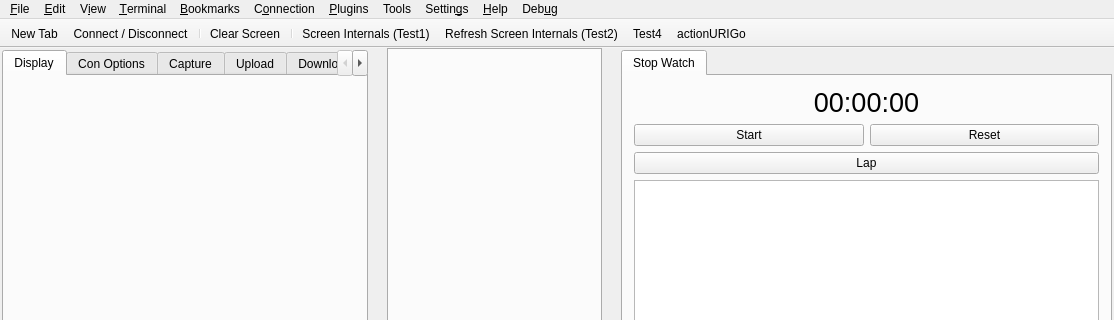
Old version of the form src/UI/QT/Form_MainWindow.ui in the repository TheBeef/WhippyTerm; both pictures show x 0 to 1114 and y 0 to 320 of the 1114 by 699 pixel window.
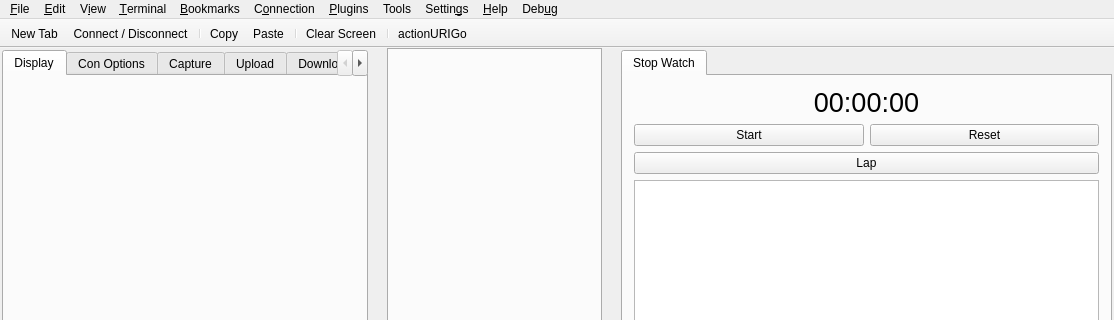
New version of the form. Icons and pictures are not drawn. Custom widgets are drawn as their Qt base class.

Patch:
```diff
--- a/src/UI/QT/Form_MainWindow.ui
+++ b/src/UI/QT/Form_MainWindow.ui
@@ -1735,11 +1735,11 @@
    <addaction name="actionNew_Tab_Toolbar"/>
    <addaction name="actionConnectToggle"/>
    <addaction name="separator"/>
+   <addaction name="actionCopy_toolbar"/>
+   <addaction name="actionPaste_toolbar"/>
+   <addaction name="separator"/>
    <addaction name="actionClear_Screen"/>
    <addaction name="separator"/>
-   <addaction name="actionTest1"/>
-   <addaction name="actionTest2"/>
-   <addaction name="actionTest4"/>
    <addaction name="actionactionURIGo"/>
   </widget>
   <action name="actionQuit">
@@ -2512,6 +2512,30 @@
     <string>Send Delete (0x7F)</string>
    </property>
   </action>
+  <action name="actionCopy_toolbar">
+   <property name="icon">
+    <iconset resource="MainResource.qrc">
+     <normaloff>:/G/Graphics/page_copy.png</normaloff>:/G/Graphics/page_copy.png</iconset>
+   </property>
+   <property name="text">
+    <string>Copy</string>
+   </property>
+   <property name="toolTip">
+    <string>Copy</string>
+   </property>
+  </action>
+  <action name="actionPaste_toolbar">
+   <property name="icon">
+    <iconset resource="MainResource.qrc">
+     <normaloff>:/G/Graphics/paste_plain.png</normaloff>:/G/Graphics/paste_plain.png</iconset>
+   </property>
+   <property name="text">
+    <string>Paste</string>
+   </property>
+   <property name="toolTip">
+    <string>Paste</string>
+   </property>
+  </action>
  </widget>
  <layoutdefault spacing="6" margin="11"/>
  <customwidgets>
```
Left out of the diff: 24 changed lines with no effect on the pictures.
